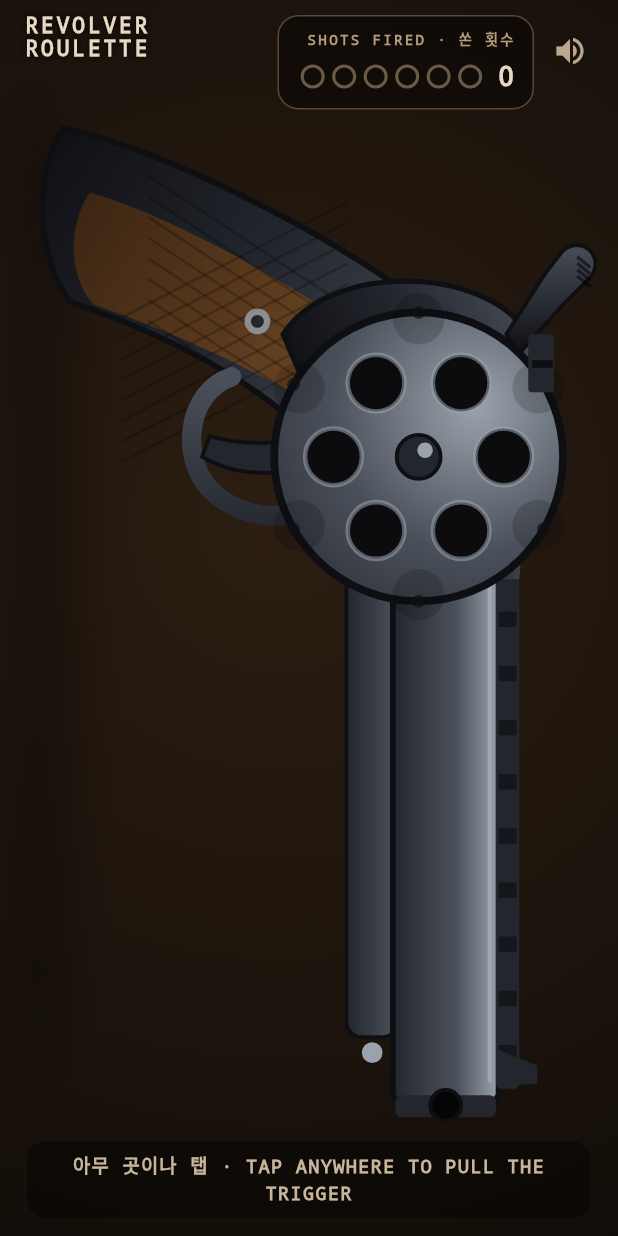
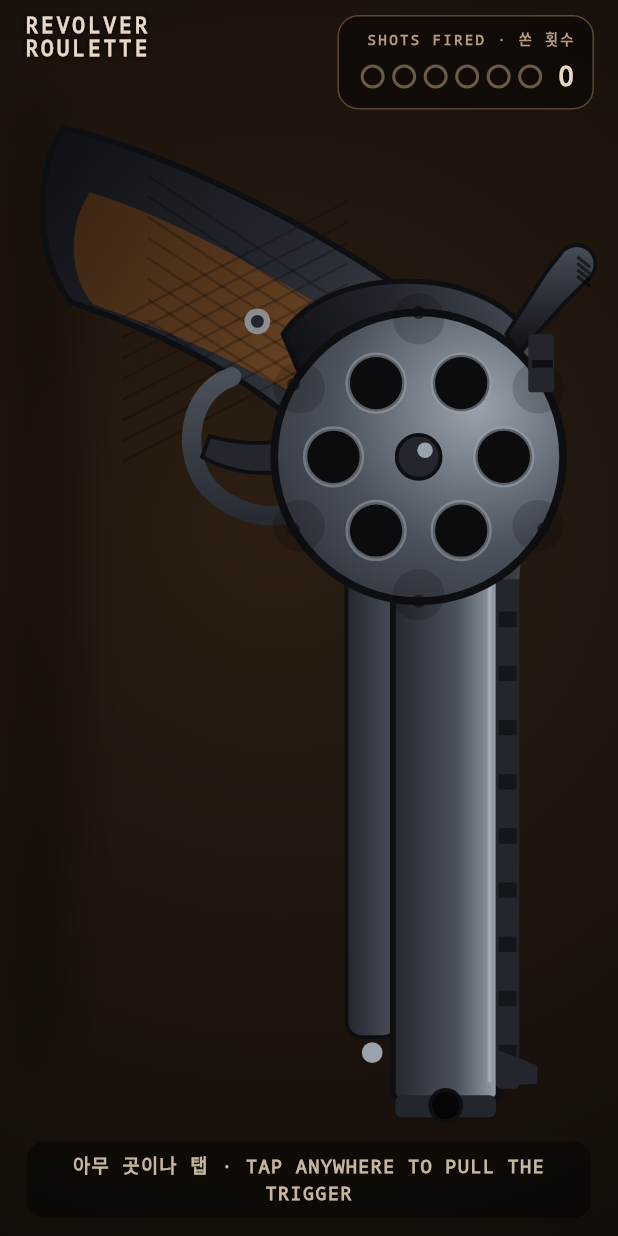
Before and after one commit to doonghwi/revolver-roulette, a Flutter app: the screen it shows after launch, on a phone screen of 412 x 824 dp. Run offline on Flutter 3.47's test engine with Material 3 defaults, Android fonts, the phone set to English and light mode, and no system bars; our stand-ins replace audioplayers, web; missing offline and left inert: dart:js_interop.

Commit message:
Remove mute button; spin volume 0.2

```diff
--- a/lib/audio_manager.dart
+++ b/lib/audio_manager.dart
@@ -9,10 +9,7 @@ import 'sfx_platform.dart';
 class AudioManager {
   final Sfx _sfx = createSfx();
 
-  bool get muted => _sfx.muted;
-  set muted(bool v) => _sfx.muted = v;
-
-  void spin() => _sfx.play('spin', 0.35); // quieter cylinder spin
+  void spin() => _sfx.play('spin', 0.2); // quieter cylinder spin
   void gunshot() => _sfx.play('gunshot', 1.0); // gunshot loudness boosted in the asset itself
   void cock() => _sfx.play('cock', 0.9);
   void click() => _sfx.play('click', 0.7);
--- a/lib/game_screen.dart
+++ b/lib/game_screen.dart
@@ -221,11 +221,7 @@ class _GameScreenState extends State<GameScreen> with TickerProviderStateMixin {
           ),
           const Spacer(),
           _shotsCounter(),
-          IconButton(
-            onPressed: () => setState(() => _audio.muted = !_audio.muted),
-            icon: Icon(_audio.muted ? Icons.volume_off : Icons.volume_up,
-                color: const Color(0xFFb9a88f)),
-          ),
+          const SizedBox(width: 8),
         ],
       ),
     );
```
